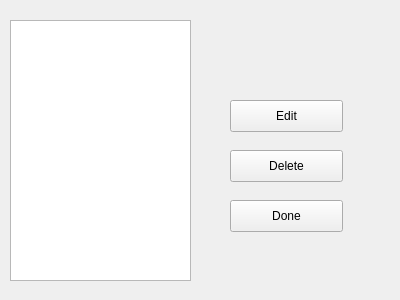
This is curver/ui/curve_edit.ui in wiatrak2/curver as Qt 5 draws it before an edit. The edited form follows.
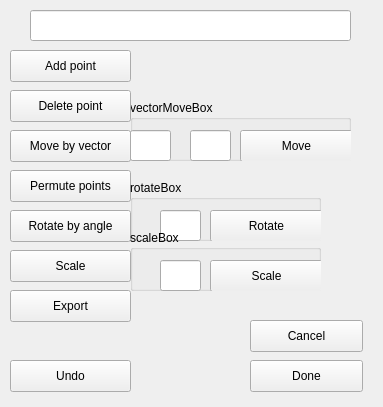
This is the edited form.

```diff
--- a/curver/ui/curve_edit.ui
+++ b/curver/ui/curve_edit.ui
@@ -6,54 +6,31 @@
    <rect>
     <x>0</x>
     <y>0</y>
-    <width>400</width>
-    <height>300</height>
+    <width>383</width>
+    <height>407</height>
    </rect>
   </property>
   <property name="windowTitle">
    <string>Form</string>
   </property>
-  <widget class="QListWidget" name="curvesList">
+  <widget class="QPushButton" name="vectorMoveButton">
    <property name="geometry">
     <rect>
      <x>10</x>
-     <y>20</y>
-     <width>181</width>
-     <height>261</height>
-    </rect>
-   </property>
-  </widget>
-  <widget class="QPushButton" name="curveEditButton">
-   <property name="geometry">
-    <rect>
-     <x>230</x>
-     <y>100</y>
-     <width>113</width>
+     <y>130</y>
+     <width>121</width>
      <height>32</height>
     </rect>
    </property>
    <property name="text">
-    <string>Edit</string>
-   </property>
-  </widget>
-  <widget class="QPushButton" name="curveDeleteButton">
-   <property name="geometry">
-    <rect>
-     <x>230</x>
-     <y>150</y>
-     <width>113</width>
-     <height>32</height>
-    </rect>
-   </property>
-   <property name="text">
-    <string>Delete</string>
+    <string>Move by vector</string>
    </property>
   </widget>
   <widget class="QPushButton" name="doneButton">
    <property name="geometry">
     <rect>
-     <x>230</x>
-     <y>200</y>
+     <x>250</x>
+     <y>360</y>
      <width>113</width>
      <height>32</height>
     </rect>
@@ -62,6 +39,253 @@
     <string>Done</string>
    </property>
   </widget>
+  <widget class="QLineEdit" name="curveName">
+   <property name="enabled">
+    <bool>true</bool>
+   </property>
+   <property name="geometry">
+    <rect>
+     <x>30</x>
+     <y>10</y>
+     <width>321</width>
+     <height>31</height>
+    </rect>
+   </property>
+  </widget>
+  <widget class="QGroupBox" name="vectorMoveBox">
+   <property name="geometry">
+    <rect>
+     <x>130</x>
+     <y>100</y>
+     <width>221</width>
+     <height>61</height>
+    </rect>
+   </property>
+   <property name="title">
+    <string>vectorMoveBox</string>
+   </property>
+   <widget class="QLineEdit" name="xPos">
+    <property name="geometry">
+     <rect>
+      <x>0</x>
+      <y>30</y>
+      <width>41</width>
+      <height>31</height>
+     </rect>
+    </property>
+    <property name="inputMethodHints">
+     <set>Qt::ImhNone</set>
+    </property>
+   </widget>
+   <widget class="QLineEdit" name="yPos">
+    <property name="geometry">
+     <rect>
+      <x>60</x>
+      <y>30</y>
+      <width>41</width>
+      <height>31</height>
+     </rect>
+    </property>
+    <property name="inputMethodHints">
+     <set>Qt::ImhNone</set>
+    </property>
+   </widget>
+   <widget class="QPushButton" name="moveButton">
+    <property name="geometry">
+     <rect>
+      <x>110</x>
+      <y>30</y>
+      <width>113</width>
+      <height>32</height>
+     </rect>
+    </property>
+    <property name="text">
+     <string>Move</string>
+    </property>
+   </widget>
+  </widget>
+  <widget class="QPushButton" name="cancelButton">
+   <property name="geometry">
+    <rect>
+     <x>250</x>
+     <y>320</y>
+     <width>113</width>
+     <height>32</height>
+    </rect>
+   </property>
+   <property name="text">
+    <string>Cancel</string>
+   </property>
+  </widget>
+  <widget class="QPushButton" name="permutePointsButton">
+   <property name="geometry">
+    <rect>
+     <x>10</x>
+     <y>170</y>
+     <width>121</width>
+     <height>32</height>
+    </rect>
+   </property>
+   <property name="text">
+    <string>Permute points</string>
+   </property>
+  </widget>
+  <widget class="QPushButton" name="rotateCurveButton">
+   <property name="geometry">
+    <rect>
+     <x>10</x>
+     <y>210</y>
+     <width>121</width>
+     <height>32</height>
+    </rect>
+   </property>
+   <property name="text">
+    <string>Rotate by angle</string>
+   </property>
+  </widget>
+  <widget class="QGroupBox" name="rotateCurveBox">
+   <property name="geometry">
+    <rect>
+     <x>130</x>
+     <y>180</y>
+     <width>191</width>
+     <height>61</height>
+    </rect>
+   </property>
+   <property name="title">
+    <string>rotateBox</string>
+   </property>
+   <widget class="QLineEdit" name="angle">
+    <property name="geometry">
+     <rect>
+      <x>30</x>
+      <y>30</y>
+      <width>41</width>
+      <height>31</height>
+     </rect>
+    </property>
+    <property name="inputMethodHints">
+     <set>Qt::ImhNone</set>
+    </property>
+   </widget>
+   <widget class="QPushButton" name="rotateButton">
+    <property name="geometry">
+     <rect>
+      <x>80</x>
+      <y>30</y>
+      <width>113</width>
+      <height>32</height>
+     </rect>
+    </property>
+    <property name="text">
+     <string>Rotate</string>
+    </property>
+   </widget>
+  </widget>
+  <widget class="QPushButton" name="scaleCurveButton">
+   <property name="geometry">
+    <rect>
+     <x>10</x>
+     <y>250</y>
+     <width>121</width>
+     <height>32</height>
+    </rect>
+   </property>
+   <property name="text">
+    <string>Scale</string>
+   </property>
+  </widget>
+  <widget class="QPushButton" name="deletePointButton">
+   <property name="geometry">
+    <rect>
+     <x>10</x>
+     <y>90</y>
+     <width>121</width>
+     <height>32</height>
+    </rect>
+   </property>
+   <property name="text">
+    <string>Delete point</string>
+   </property>
+  </widget>
+  <widget class="QPushButton" name="addPointButton">
+   <property name="geometry">
+    <rect>
+     <x>10</x>
+     <y>50</y>
+     <width>121</width>
+     <height>32</height>
+    </rect>
+   </property>
+   <property name="text">
+    <string>Add point</string>
+   </property>
+  </widget>
+  <widget class="QPushButton" name="exportCurveButton">
+   <property name="geometry">
+    <rect>
+     <x>10</x>
+     <y>290</y>
+     <width>121</width>
+     <height>32</height>
+    </rect>
+   </property>
+   <property name="text">
+    <string>Export</string>
+   </property>
+  </widget>
+  <widget class="QPushButton" name="undoButton">
+   <property name="geometry">
+    <rect>
+     <x>10</x>
+     <y>360</y>
+     <width>121</width>
+     <height>32</height>
+    </rect>
+   </property>
+   <property name="text">
+    <string>Undo</string>
+   </property>
+  </widget>
+  <widget class="QGroupBox" name="scaleCurveBox">
+   <property name="geometry">
+    <rect>
+     <x>130</x>
+     <y>230</y>
+     <width>191</width>
+     <height>61</height>
+    </rect>
+   </property>
+   <property name="title">
+    <string>scaleBox</string>
+   </property>
+   <widget class="QLineEdit" name="scaleValue">
+    <property name="geometry">
+     <rect>
+      <x>30</x>
+      <y>30</y>
+      <width>41</width>
+      <height>31</height>
+     </rect>
+    </property>
+    <property name="inputMethodHints">
+     <set>Qt::ImhNone</set>
+    </property>
+   </widget>
+   <widget class="QPushButton" name="scaleButton">
+    <property name="geometry">
+     <rect>
+      <x>80</x>
+      <y>30</y>
+      <width>113</width>
+      <height>32</height>
+     </rect>
+    </property>
+    <property name="text">
+     <string>Scale</string>
+    </property>
+   </widget>
+  </widget>
  </widget>
  <resources/>
  <connections/>
```
